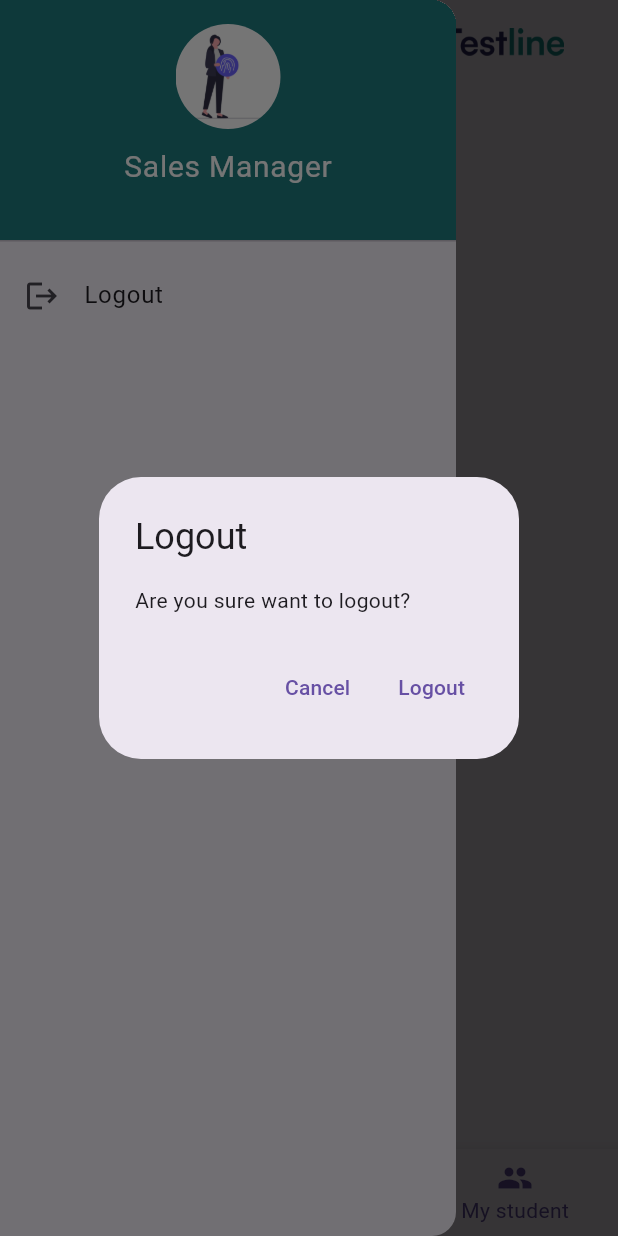
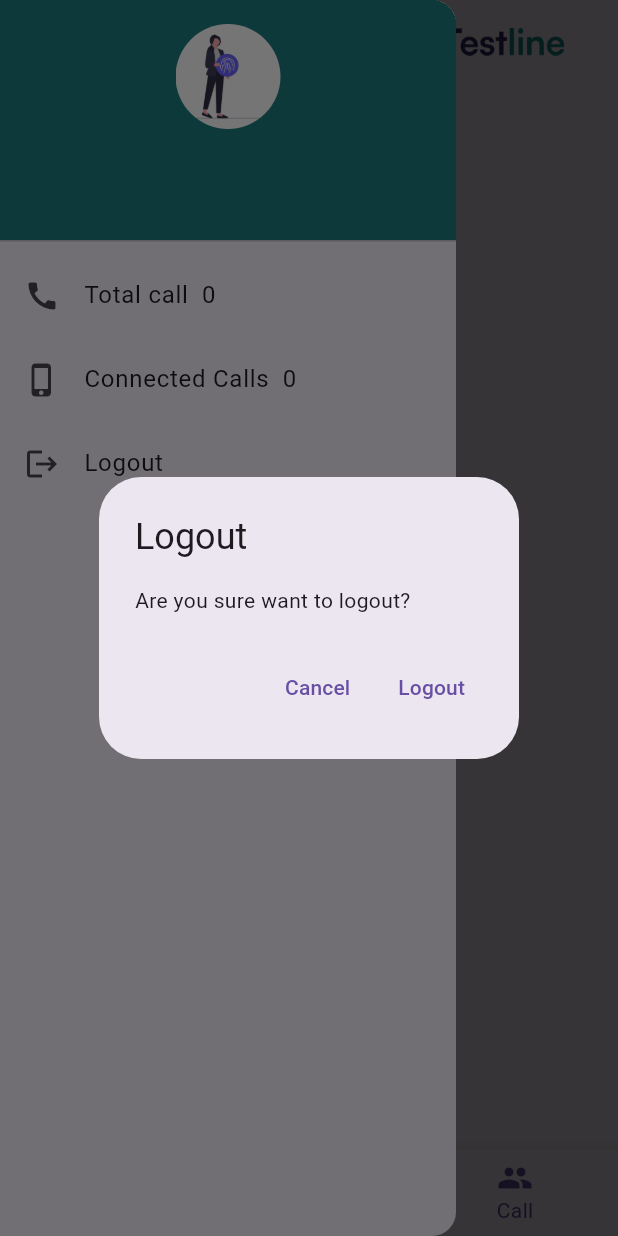
Before and after one commit to Nirmalsunda/testline, a Flutter app: the HomeScreen screen opened directly, item 3 of the bottom bar chosen, in the side drawer, after a tap on "Logout", on a phone screen of 412 x 824 dp. Run offline on Flutter 3.47's test engine with Material 3 defaults, Android fonts, the phone set to English and light mode, and no system bars; our stand-ins replace dio, font_awesome_flutter, hive, hive_flutter, permission_handler, retry and 2 more; missing offline and left inert: call_e_log, firebase_performance; accounts and stored records are empty; network calls fail.

Commit message:
Stored User Email

```diff
--- a/lib/call _log/call_log_service.dart
+++ b/lib/call _log/call_log_service.dart
@@ -1,3 +1,5 @@
+import 'dart:math';
+
 import 'package:hive/hive.dart';
 import 'package:permission_handler/permission_handler.dart';
 import 'package:call_e_log/call_log.dart';
@@ -59,4 +61,12 @@ class CallLogService {
       return [];
     }
   }
+
+  int getTotalCallCount() {
+    return getSavedLogs().length;
+  }
+
+  int getConnectedCallCount() {
+    return getSavedLogs().where((log) => log["duration"] > 0).length;
+  }
 }
--- a/lib/home_page/drawer.dart
+++ b/lib/home_page/drawer.dart
@@ -4,14 +4,33 @@ import 'package:flutter/material.dart';
 import 'package:provider/provider.dart';
 import 'package:sales_app/colors.dart';
 import 'package:sales_app/loginscreen/login_screen.dart';
+import 'package:sales_app/provider/call_log_provider.dart';
 import 'package:sales_app/provider/login_provider.dart';
 import 'package:sales_app/provider/user_provider.dart';
+import 'package:sales_app/services/shared_preferences_service.dart';
 
-class Mydrawer extends StatelessWidget {
+class Mydrawer extends StatefulWidget {
+  @override
+  State<Mydrawer> createState() => _MydrawerState();
+}
+
+class _MydrawerState extends State<Mydrawer> {
+  String ?userEmail;
+  @override
+  void initState() {
+    super.initState();
+    _loadUserEmail();
+  }
+
+  void _loadUserEmail() {
+    setState(() {
+      userEmail = SharedPreferencesService.getUserEmail();
+    });
+  }
   @override
   Widget build(BuildContext context) {
     final authprovider = Provider.of<AuthProvider>(context);
-    //final userprovider = Provider.of<UserProvider>(context);
+    final callLogProvider = Provider.of<CallLogProvider>(context);
 
     return Drawer(
       child: ListView(
@@ -32,11 +51,19 @@ class Mydrawer extends StatelessWidget {
                     height: 10,
                   ),
                   Text(
-                    'Sales Manager',
+                    '${userEmail}',
                     style: TextStyle(fontSize: 20, color: white),
                   )
                 ],
               )),
+          ListTile(
+            title: Text("Total call  ${callLogProvider.totalCalls}"),
+            leading: Icon(Icons.call),
+          ),
+          ListTile(
+            title: Text("Connected Calls  ${callLogProvider.connectedCalls}"),
+            leading: Icon(Icons.phone_iphone),
+          ),
           ListTile(
             title: Text('Logout'),
             leading: Icon(Icons.logout),
--- a/lib/home_page/navigation/bottom_navbar.dart
+++ b/lib/home_page/navigation/bottom_navbar.dart
@@ -16,7 +16,7 @@ class _BottomNavBarState extends State<BottomNavBar> {
   final List<Widget> _screen = [
     UserScreen(),
     NavPurchase(),
-    NavMyStudent(),
+    NavCallHistory(),
   ];
   @override
   Widget build(BuildContext context) {
@@ -34,7 +34,7 @@ class _BottomNavBarState extends State<BottomNavBar> {
         items: [
           BottomNavigationBarItem(icon: Icon(Icons.home), label: 'Home'),
           BottomNavigationBarItem(icon: Icon(Icons.wallet), label: 'Purchase'),
-          BottomNavigationBarItem(icon: Icon(Icons.group), label: 'My student')
+          BottomNavigationBarItem(icon: Icon(Icons.group), label: 'Call')
         ],
       ),
     ]);
--- a/lib/home_page/navigation/nav_my_student.dart
+++ b/lib/home_page/navigation/nav_my_student.dart
@@ -3,7 +3,7 @@
 import 'package:flutter/material.dart';
 import 'package:sales_app/call%20_log/call_log_screen.dart';
 
-class NavMyStudent extends StatelessWidget {
+class NavCallHistory extends StatelessWidget {
   @override
   Widget build(BuildContext context) {
     return CallLogScreen();
--- a/lib/home_page/user_screen.dart
+++ b/lib/home_page/user_screen.dart
@@ -5,6 +5,7 @@ import 'package:flutter/material.dart';
 import 'package:provider/provider.dart';
 import 'package:sales_app/colors.dart';
 import 'package:sales_app/home_page/view_user_detail.dart';
+import 'package:sales_app/provider/call_log_provider.dart';
 import 'package:sales_app/provider/user_provider.dart';
 import 'package:shimmer/shimmer.dart';
 
@@ -23,13 +24,15 @@ class _UserScreenState extends State<UserScreen> {
 
   Widget build(BuildContext context) {
     final userprovider = Provider.of<UserProvider>(context);
+    final callLogProvider = Provider.of<CallLogProvider>(context);
+
     return Column(
       children: [
         Row(
           mainAxisAlignment: MainAxisAlignment.spaceEvenly,
           children: [
             Text(
-              'Call: 1',
+              "Call: ${callLogProvider.connectedCalls} ",
               style: userstyle,
             ),
             Column(
@@ -209,11 +212,8 @@ class _UserScreenState extends State<UserScreen> {
           ),
         ),
         SizedBox(
-          height: 40,
+          height: 30,
         ),
-        Row(
-          mainAxisAlignment: MainAxisAlignment.spaceEvenly,
-          children: [
         ElevatedButton(
           onPressed: () {
             Navigator.push(
@@ -225,7 +225,7 @@ class _UserScreenState extends State<UserScreen> {
           },
           child: Text(
             'View',
-                style: TextStyle(fontSize: 16),
+            style: TextStyle(fontSize: 20),
           ),
           style: ElevatedButton.styleFrom(
               backgroundColor: Colors.black,
@@ -235,7 +235,10 @@ class _UserScreenState extends State<UserScreen> {
               ),
               padding: EdgeInsets.symmetric(horizontal: 20, vertical: 12),
               elevation: 7,
-                  minimumSize: Size(100, 40)),
+              minimumSize: Size(300, 40)),
+        ),
+        SizedBox(
+          height: 20,
         ),
         ElevatedButton(
           onPressed: () {
@@ -243,7 +246,7 @@ class _UserScreenState extends State<UserScreen> {
           },
           child: Text(
             'Next',
-                style: TextStyle(fontSize: 16),
+            style: TextStyle(fontSize: 20),
           ),
           style: ElevatedButton.styleFrom(
               backgroundColor: Colors.black,
@@ -253,9 +256,7 @@ class _UserScreenState extends State<UserScreen> {
               ),
               padding: EdgeInsets.symmetric(horizontal: 20, vertical: 12),
               elevation: 7,
-                  minimumSize: Size(100, 40)),
-            ),
-          ],
+              minimumSize: Size(300, 40)),
         ),
         // Container(height: 100, color: Colors.black)
       ],
--- a/lib/provider/call_log_provider.dart
+++ b/lib/provider/call_log_provider.dart
@@ -4,20 +4,30 @@ import 'package:sales_app/call%20_log/call_log_service.dart';
 class CallLogProvider extends ChangeNotifier {
   List<Map<String, dynamic>> _callLogs = [];
   List<Map<String, dynamic>> get callLog => _callLogs;
+
+  int _totalCalls = 0;
+  int get totalCalls => _totalCalls;
+
+  int _connectedCalls = 0;
+  int get connectedCalls => _connectedCalls;
+
   bool isLoading = false;
+
   Future<void> fetchLogs(BuildContext context) async {
     isLoading = true;
     notifyListeners();
 
     CallLogService callLogService = CallLogService();
-
     _callLogs = callLogService.getSavedLogs();
     notifyListeners();
+
     List<Map<String, dynamic>> fetchedLogs =
         await callLogService.fetchFilteredLogs(context);
     if (fetchedLogs.isNotEmpty) {
       _callLogs = fetchedLogs;
     }
+    _totalCalls = callLogService.getTotalCallCount();
+    _connectedCalls = callLogService.getConnectedCallCount();
     isLoading = false;
     notifyListeners();
   }
--- a/lib/provider/login_provider.dart
+++ b/lib/provider/login_provider.dart
@@ -5,14 +5,14 @@ import 'package:sales_app/services/shared_preferences_service.dart';
 import 'package:sales_app/utils/json_web_token.dart';
 import 'package:shared_preferences/shared_preferences.dart';
 import 'package:dio/dio.dart';
-import 'dart:convert'; // For base64 encoding
-import 'package:crypto/crypto.dart'; // For HMAC SHA-256
-
+import 'dart:convert';
+import 'package:crypto/crypto.dart';
 class AuthProvider with ChangeNotifier {
   bool _isLoggedIn = false;
   String? _token;
   bool get isLoggedin => _isLoggedIn;
   String? get token => _token;
+
 
   final Dio dio = Dio();
   static const String secretKey =
@@ -37,10 +37,14 @@ class AuthProvider with ChangeNotifier {
 
         SharedPreferencesService.setAuthToken(_token!);
 
+        SharedPreferencesService.setUserEmail(email);
+
         _isLoggedIn = true;
+
         notifyListeners();
 
         print('Login successful! JWT Token: $_token');
+          print('User Email Saved: $email');
         return true;
       } else {
         print('Login failed: ${response.data['message']}');
@@ -54,6 +58,7 @@ class AuthProvider with ChangeNotifier {
     }
     return false;
   }
+
 
   static String getToken(String email, String password) {
     final jwt = JsonWebTokenCodec(
@@ -70,6 +75,7 @@ class AuthProvider with ChangeNotifier {
     _token = null;
     _isLoggedIn = false;
     SharedPreferencesService.setAuthToken(null);
+    SharedPreferencesService.setUserEmail(null);
 
     notifyListeners();
   }
--- a/lib/services/shared_preferences_service.dart
+++ b/lib/services/shared_preferences_service.dart
@@ -7,6 +7,7 @@ class SharedPreferencesService {
   static late SharedPreferences prefs;
   static const String _authToken = "_authToken";
   static const String _preference = "_preference";
+  static const String _userEmail = "_userEmail"; //  Email Key
 
   Future<bool> initPrefs() async {
     try {
@@ -35,4 +36,17 @@ class SharedPreferencesService {
   static String? getAuthToken() {
     return prefs.getString(_authToken);
   }
+
+//Email Store
+  static void setUserEmail(String? email) {
+    if (email == null) {
+      prefs.remove(_userEmail);
+    } else {
+      prefs.setString(_userEmail, email);
+    }
+  }
+
+  static String? getUserEmail() {
+    return prefs.getString(_userEmail);
+  }
 }
```
Lines whose indentation alone changed are shown as unchanged.
